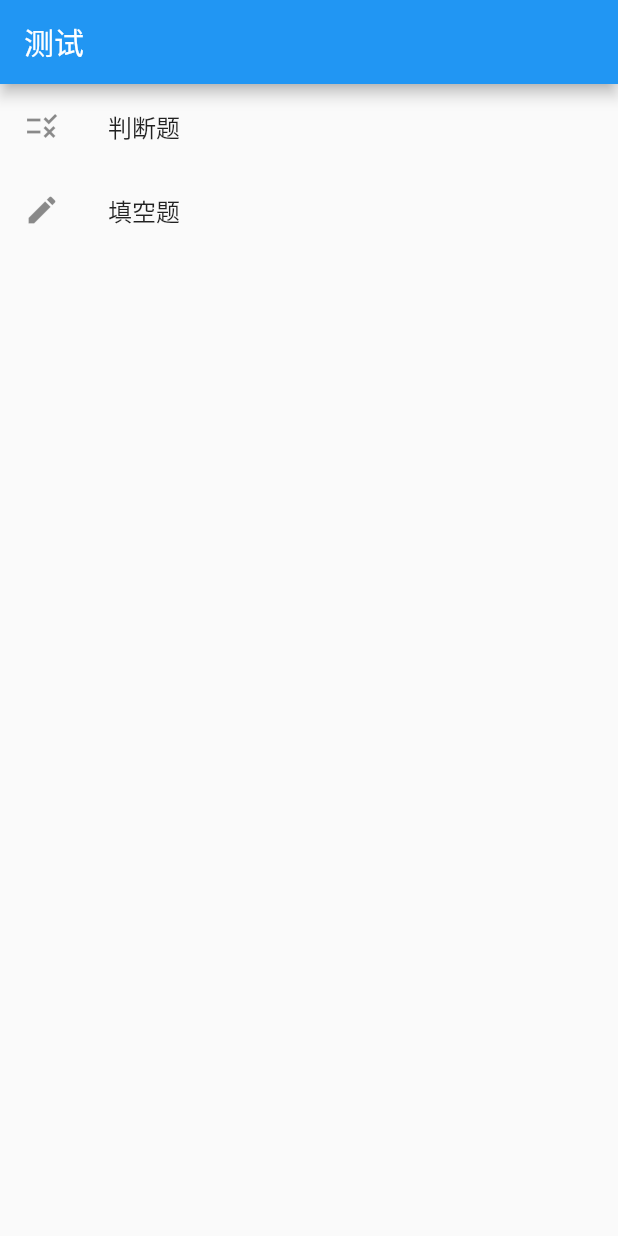
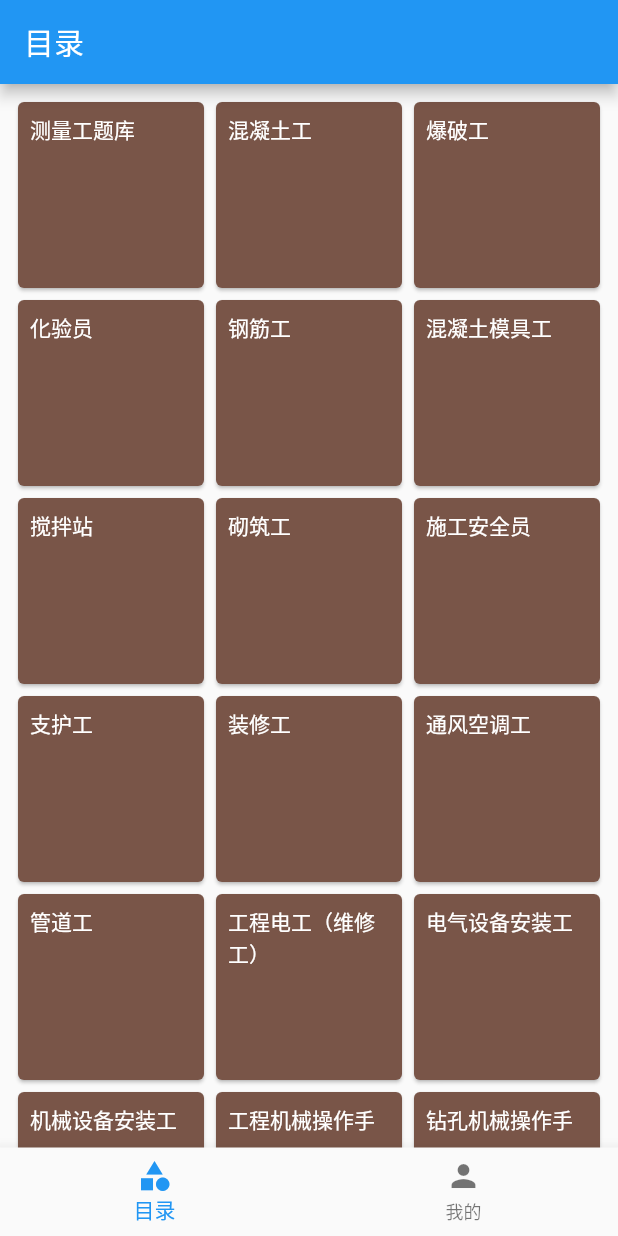
Before and after one commit to Nicoeevee/quiz_app, a Flutter app: the screen it shows after launch, on a phone screen of 412 x 824 dp. Run offline on Flutter 3.47's test engine with Material 2 defaults, Android fonts, the phone set to English and light mode, and no system bars; our stand-ins replace flutter_custom_clippers.

Commit message:
Update Home

```diff
--- a/lib/main.dart
+++ b/lib/main.dart
@@ -1,4 +1,5 @@
 import 'package:flutter/material.dart';
+import 'package:quiz_app/pages/me.dart';
 
 import 'pages/home.dart';
 
@@ -6,15 +7,40 @@ void main() {
   runApp(MyApp());
 }
 
-class MyApp extends StatelessWidget {
+class MyApp extends StatefulWidget {
+  @override
+  _MyAppState createState() => _MyAppState();
+}
+
+class _MyAppState extends State<MyApp> {
+  int _selectedIndex = 0;
+  static List<Widget> _widgetOptions = <Widget>[HomePage(), MePage()];
+  static List<String> _widgetTitle = <String>['目录', '我的'];
+
+  void _onItemTapped(int index) {
+    setState(() {
+      _selectedIndex = index;
+    });
+  }
+
   @override
   Widget build(BuildContext context) {
     return MaterialApp(
-      title: 'Quiz',
-      theme: ThemeData(
-        primarySwatch: Colors.blue,
+      title: _widgetTitle[_selectedIndex],
+      home: Scaffold(
+        appBar: AppBar(
+          title: Text(_widgetTitle[_selectedIndex]),
+        ),
+        body: _widgetOptions.elementAt(_selectedIndex),
+        bottomNavigationBar: BottomNavigationBar(
+          items: [
+            BottomNavigationBarItem(icon: Icon(Icons.category), label: '目录'),
+            BottomNavigationBarItem(icon: Icon(Icons.person), label: '我的'),
+          ],
+          currentIndex: _selectedIndex,
+          onTap: _onItemTapped,
+        ),
       ),
-      home: HomePage(),
     );
   }
 }
--- a/lib/pages/home.dart
+++ b/lib/pages/home.dart
@@ -1,3 +1,5 @@
+import 'dart:math';
+
 import 'package:flutter/material.dart';
 import 'package:flutter/services.dart';
 import 'package:quiz_app/entity/question.dart';
@@ -10,35 +12,137 @@ class HomePage extends StatelessWidget {
     return await rootBundle.loadString("assets/quiz.json");
   }
 
+  static List<String> type = <String>[
+    "测量工题库",
+    "混凝土工",
+    "爆破工",
+    "化验员",
+    "钢筋工",
+    "混凝土模具工",
+    "搅拌站",
+    "砌筑工",
+    "施工安全员",
+    "支护工",
+    "装修工",
+    "通风空调工",
+    "管道工",
+    "工程电工（维修工）",
+    "电气设备安装工",
+    "机械设备安装工",
+    "工程机械操作手",
+    "钻孔机械操作手",
+    "焊工",
+    "钳工",
+    "地下工程钻探工",
+    "高空作业车操作手",
+    "机加工",
+    "电动扒渣机操作手"
+  ];
+
   @override
   Widget build(BuildContext context) {
-    return Scaffold(
-      appBar: AppBar(
-        title: Text('测试'),
+    void _modalBottomSheetMenu(AsyncSnapshot<dynamic> snapshot) {
+      showModalBottomSheet(
+        context: context,
+        shape: RoundedRectangleBorder(
+          borderRadius: BorderRadius.circular(16.0),
         ),
-      body: FutureBuilder(
-          future: _loadFromAsset(),
-          builder: (context, snapshot) {
-            return ListView(
+        backgroundColor: Colors.white,
+        builder: (BuildContext context) {
+          return Padding(
+            padding: const EdgeInsets.all(16.0),
+            child: Column(
+              mainAxisSize: MainAxisSize.min,
               children: [
-                ListTile(
-                  leading: Icon(Icons.rule),
-                  title: Text('判断题'),
-                  onTap: () {
+                Text(
+                  "选择等级",
+                  style: MediaQuery.of(context).size.width > 800 ? TextStyle(fontSize: 30.0) : null,
+                ),
+                Row(
+                  children: [
+                    ActionChip(
+                      padding: MediaQuery.of(context).size.width > 800 ? const EdgeInsets.symmetric(vertical: 20.0, horizontal: 64.0) : null,
+                      label: Text(
+                        "低级",
+                        style: MediaQuery.of(context).size.width > 800 ? TextStyle(fontSize: 30.0) : null,
+                      ),
+                      onPressed: () {
+                        Navigator.pop(context);
                         Navigator.push(context, MaterialPageRoute(builder: (_) => QuizTOFPage(questions: questionFromJson(snapshot.data).where((element) => element.type == Type.TOF).toList())));
                       },
                     ),
-                ListTile(
-                  leading: Icon(Icons.create),
-                  title: Text('填空题'),
-                  onTap: () {
+                    const SizedBox(width: 8),
+                    ActionChip(
+                      padding: MediaQuery.of(context).size.width > 800 ? const EdgeInsets.symmetric(vertical: 20.0, horizontal: 64.0) : null,
+                      label: Text(
+                        "中级",
+                        style: MediaQuery.of(context).size.width > 800 ? TextStyle(fontSize: 30.0) : null,
+                      ),
+                      onPressed: () {
+                        Navigator.pop(context);
                         Navigator.push(context, MaterialPageRoute(builder: (_) => QuizFITBPage(questions: questionFromJson(snapshot.data).where((element) => element.type == Type.FITB).toList())));
                       },
-                )
+                    ),
+                    const SizedBox(width: 8),
+                    ActionChip(
+                      padding: MediaQuery.of(context).size.width > 800 ? const EdgeInsets.symmetric(vertical: 20.0, horizontal: 64.0) : null,
+                      label: Text(
+                        "高级",
+                        style: MediaQuery.of(context).size.width > 800 ? TextStyle(fontSize: 30.0) : null,
+                      ),
+                      onPressed: () {
+                        Navigator.pop(context);
+                        Navigator.push(context, MaterialPageRoute(builder: (_) => QuizTOFPage(questions: questionFromJson(snapshot.data).where((element) => element.type == Type.TOF).toList())));
+                      },
+                    ),
                   ],
+                ),
+              ],
+            ),
           );
-          }),
+        },
       );
+    }
+
+    return FutureBuilder(
+        future: _loadFromAsset(),
+        builder: (context, snapshot) {
+          return GridView.count(
+              padding: const EdgeInsets.all(8.0),
+              crossAxisCount: MediaQuery.of(context).size.width > 800 ? 5 : 3,
+              children: type
+                  .map((e) => Card(
+                        child: InkWell(
+                          borderRadius: BorderRadius.circular(8),
+                          onTap: () {
+                            _modalBottomSheetMenu(snapshot);
+                          },
+                          child: Padding(
+                            padding: const EdgeInsets.all(8.0),
+                            child: Text(e, style: MediaQuery.of(context).size.width > 800 ? TextStyle(fontSize: 30.0).copyWith(color: Colors.white) : TextStyle(color: Colors.white)),
+                          ),
+                        ),
+                        color: Colors.primaries[Random().nextInt(Colors.primaries.length)],
+                      ))
+                  .toList()
+              // [
+              //   ListTile(
+              //     leading: Icon(Icons.rule),
+              //     title: Text('判断题'),
+              //     onTap: () {
+              //       Navigator.push(context, MaterialPageRoute(builder: (_) => QuizTOFPage(questions: questionFromJson(snapshot.data).where((element) => element.type == Type.TOF).toList())));
+              //     },
+              //   ),
+              //   ListTile(
+              //     leading: Icon(Icons.create),
+              //     title: Text('填空题'),
+              //     onTap: () {
+              //       Navigator.push(context, MaterialPageRoute(builder: (_) => QuizFITBPage(questions: questionFromJson(snapshot.data).where((element) => element.type == Type.FITB).toList())));
+              //     },
+              //   )
+              // ],
+              );
+        });
   }
 
   ListView buildListView(AsyncSnapshot snapshot) {
```
Also changed, not shown: lib/pages/me.dart (added, +8 -0 lines). Lines whose indentation alone changed are shown as unchanged.
